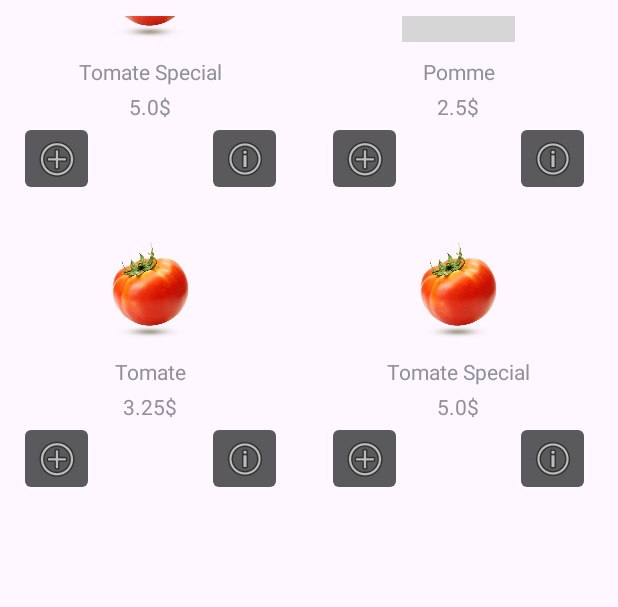
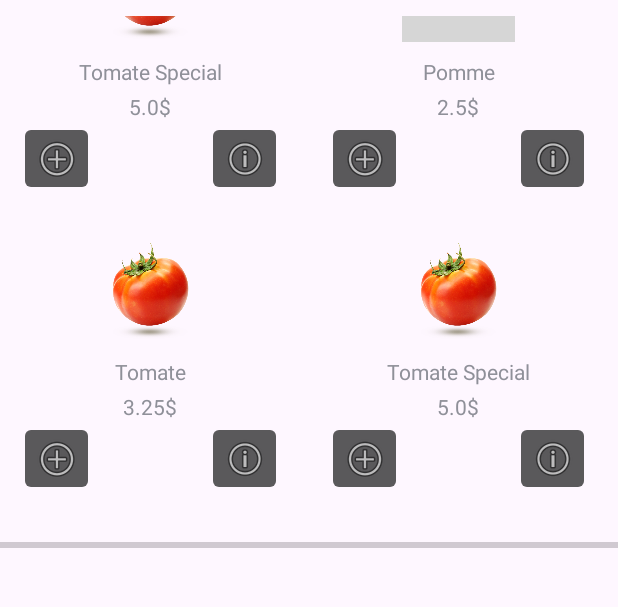
Before and after one commit to Ricieus/TP-ListeEpicerie, an Android app: the screen it shows after launch (MainActivity), scrolled down 272 dp, on a phone screen of 412 x 824 dp, the part 96-703 px from its top. Run offline under Robolectric (Android 15) with nearby library versions, the phone set to English and light mode, and no system bars; grey boxes are pictures that could not be loaded.

Commit message:
Transferer info a deuxieme page

```diff
--- a/app/src/main/java/com/example/tp_listeepicerie/MainActivity.kt
+++ b/app/src/main/java/com/example/tp_listeepicerie/MainActivity.kt
@@ -40,12 +40,29 @@ class MainActivity : AppCompatActivity() {
         recyclerViewCart.layoutManager = gridLayoutManagerPanier
 
         val genericList = listOf(
-            GenericItem("Pomme", 2.50, 1, R.drawable.img, "fruits", "", R.id.btnAjout, R.id.btnAjout),
-            GenericItem("Tomate", 3.25, 1,R.drawable.img_1, "legumes", "",R.id.btnAjout, R.id.btnAjout),
-            GenericItem("Tomate Special", 5.00, 1,R.drawable.img_1, "legumes", "",R.id.btnAjout, R.id.btnAjout),
-            GenericItem("Pomme", 2.50, 1,R.drawable.img, "fruits", "",R.id.btnAjout, R.id.btnAjout),
-            GenericItem("Tomate", 3.25, 1,R.drawable.img_1, "legumes", "",R.id.btnAjout, R.id.btnAjout),
-            GenericItem("Tomate Special", 5.00, 1,R.drawable.img_1, "legumes", "",R.id.btnAjout, R.id.btnAjout),
+            GenericItem("Pomme", 2.50, 1, R.drawable.img, "fruits", "Lorem ipsum dolor sit amet, consectetur adipiscing elit," +
+                    " sed do eiusmod tempor incididunt ut labore et dolore magna aliqua. Ut enim ad minim veniam, quis nostrud exercitation ullamco laboris nisi ut" +
+                    " aliquip ex ea commodo consequat. Duis aute irure dolor in reprehenderit in voluptate velit esse cillum dolore eu fugiat nulla pariatur. Excepteur" +
+                    " sint occaecat cupidatat non proident, sunt in culpa qui officia deserunt mollit anim id est laborum.", R.id.btnAjout, R.id.btnAjout),
+            GenericItem("Tomate", 3.25, 1,R.drawable.img_1, "legumes", "Lorem ipsum dolor sit amet, consectetur adipiscing elit, " +
+                    "sed do eiusmod tempor incididunt ut labore et dolore magna aliqua. Ut enim ad minim veniam, quis nostrud exercitation ullamco laboris nisi ut aliquip ex" +
+                    " ea commodo consequat. Duis aute irure dolor in reprehenderit in voluptate velit esse cillum dolore eu fugiat nulla pariatur. Excepteur sint occaecat cupidatat" +
+                    " non proident, sunt in culpa qui officia deserunt mollit anim id est laborum.",R.id.btnAjout, R.id.btnAjout),
+            GenericItem("Tomate Special", 5.00, 1,R.drawable.img_1, "legumes", "Lorem ipsum dolor sit amet, consectetur adipiscing elit, sed" +
+                    " do eiusmod tempor incididunt ut labore et dolore magna aliqua. Ut enim ad minim veniam, quis nostrud exercitation ullamco laboris nisi ut aliquip ex ea commodo" +
+                    " consequat. Duis aute irure dolor in reprehenderit in voluptate velit esse cillum dolore eu fugiat nulla pariatur. Excepteur sint occaecat cupidatat non proident," +
+                    " sunt in culpa qui officia deserunt mollit anim id est laborum.",R.id.btnAjout, R.id.btnAjout),
+            GenericItem("Pomme", 2.50, 1,R.drawable.img, "fruits", "Lorem ipsum dolor sit amet, consectetur adipiscing elit, sed do eiusmod tempor" +
+                    " incididunt ut labore et dolore magna aliqua. Ut enim ad minim veniam, quis nostrud exercitation ullamco laboris nisi ut aliquip ex ea commodo consequat. Duis aute irure" +
+                    " dolor in reprehenderit in voluptate velit esse cillum dolore eu fugiat nulla pariatur. Excepteur sint occaecat cupidatat non proident, sunt in culpa qui officia deserunt" +
+                    " mollit anim id est laborum.",R.id.btnAjout, R.id.btnAjout),
+            GenericItem("Tomate", 3.25, 1,R.drawable.img_1, "legumes", "Lorem ipsum dolor sit amet, consectetur adipiscing elit, sed do eiusmod tempor" +
+                    " incididunt ut labore et dolore magna aliqua. Ut enim ad minim veniam, quis nostrud exercitation ullamco laboris nisi ut aliquip ex ea commodo consequat. Duis aute irure dolor" +
+                    " in reprehenderit in voluptate velit esse cillum dolore eu fugiat nulla pariatur. Excepteur sint occaecat cupidatat non proident, sunt in culpa qui officia deserunt mollit anim" +
+                    " id est laborum.",R.id.btnAjout, R.id.btnAjout),
+            GenericItem("Tomate Special", 5.00, 1,R.drawable.img_1, "legumes", "Lorem ipsum dolor sit amet, consectetur adipiscing elit, sed do eiusmod tempor " +
+                    "incididunt ut labore et dolore magna aliqua. Ut enim ad minim veniam, quis nostrud exercitation ullamco laboris nisi ut aliquip ex ea commodo consequat. Duis aute irure dolor in " +
+                    "reprehenderit in voluptate velit esse cillum dolore eu fugiat nulla pariatur. Excepteur sint occaecat cupidatat non proident, sunt in culpa qui officia deserunt mollit anim id est laborum.",R.id.btnAjout, R.id.btnAjout),
         )
         recyclerView.adapter = ItemAdaptor(applicationContext, this, genericList)
         recyclerViewCart.adapter = PanierAdaptor(applicationContext, this, cartItems)
--- a/app/src/main/res/layout-land/activity_main.xml
+++ b/app/src/main/res/layout-land/activity_main.xml
@@ -9,8 +9,8 @@
 
     <androidx.recyclerview.widget.RecyclerView
         android:id="@+id/recyclerItem"
-        android:layout_width="404dp"
-        android:layout_height="325dp"
+        android:layout_width="373dp"
+        android:layout_height="281dp"
         app:layoutManager="androidx.recyclerview.widget.LinearLayoutManager"
         app:layout_constraintBottom_toBottomOf="parent"
         app:layout_constraintEnd_toEndOf="parent"
@@ -30,8 +30,8 @@
 
     <androidx.recyclerview.widget.RecyclerView
         android:id="@+id/recycleCart"
-        android:layout_width="399dp"
-        android:layout_height="326dp"
+        android:layout_width="373dp"
+        android:layout_height="281dp"
         app:layout_constraintBottom_toBottomOf="parent"
         app:layout_constraintEnd_toEndOf="parent"
         app:layout_constraintHorizontal_bias="0.99"
--- a/app/src/main/res/layout/activity_main.xml
+++ b/app/src/main/res/layout/activity_main.xml
@@ -38,4 +38,14 @@
         app:layout_constraintStart_toStartOf="parent"
         app:layout_constraintTop_toTopOf="parent" />
 
+    <ProgressBar
+        android:id="@+id/progressBar"
+        style="?android:attr/progressBarStyleHorizontal"
+        android:layout_width="0dp"
+        android:layout_height="wrap_content"
+        app:layout_constraintBottom_toTopOf="@+id/recycleCart"
+        app:layout_constraintEnd_toEndOf="parent"
+        app:layout_constraintStart_toStartOf="parent"
+        app:layout_constraintTop_toBottomOf="@+id/recyclerItem" />
+
 </androidx.constraintlayout.widget.ConstraintLayout>
```
Also changed, not shown: app/src/main/java/com/example/tp_listeepicerie/PageDetails.kt (+17 -0 lines), app/src/main/java/com/example/tp_listeepicerie/recyclerItem/ItemAdaptor.kt (+9 -1 lines), app/src/main/res/layout/activity_page_details.xml (+24 -1 lines).
